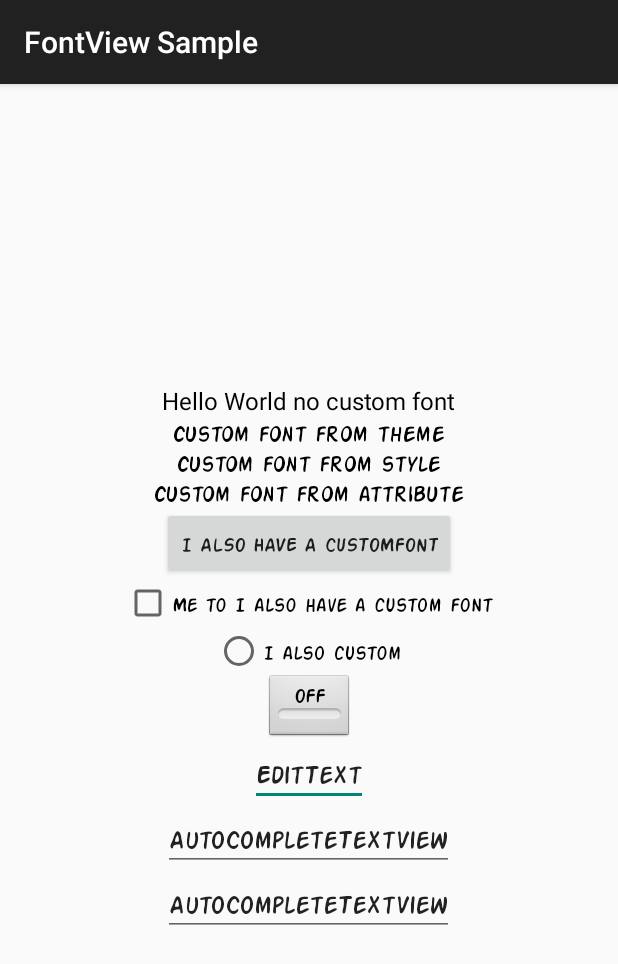
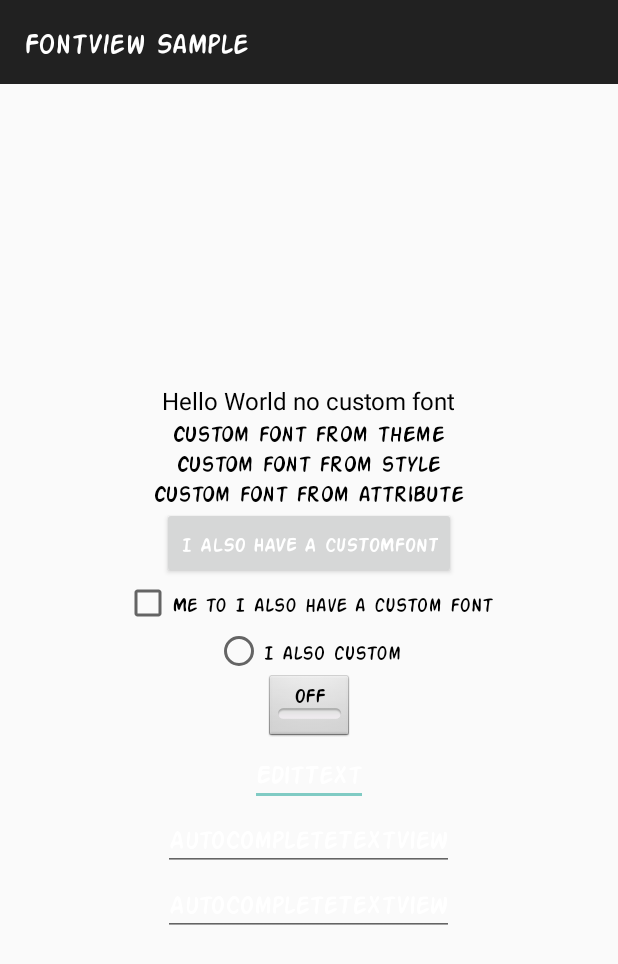
Before and after one commit to Pixplicity/letterpress, an Android app: the screen it shows after launch (MainActivity), on a phone screen of 412 x 824 dp. Shown: the top 964 px of the screen. Run offline under Robolectric (Android 15) with nearby library versions, the phone set to English and light mode, and no system bars.

Commit message:
added Toolbar sample to the sample app

```diff
--- /dev/null
+++ b/app/src/debug/AndroidManifest.xml
@@ -0,0 +1,6 @@
+<manifest package="com.pixplicity.fontview.sample"
+          xmlns:android="http://schemas.android.com/apk/res/android">
+
+    <application android:vmSafeMode="true"/>
+
+</manifest>
--- a/app/src/main/java/com/pixplicity/fontview/sample/MainActivity.java
+++ b/app/src/main/java/com/pixplicity/fontview/sample/MainActivity.java
@@ -1,7 +1,9 @@
 package com.pixplicity.fontview.sample;
 
 import android.os.Bundle;
+import android.support.v7.app.ActionBar;
 import android.support.v7.app.AppCompatActivity;
+import android.support.v7.widget.Toolbar;
 
 public class MainActivity extends AppCompatActivity {
 
@@ -9,5 +11,11 @@ public class MainActivity extends AppCompatActivity {
     public void onCreate(Bundle savedInstanceState) {
         super.onCreate(savedInstanceState);
         setContentView(R.layout.main_activity);
+        final Toolbar toolbar = (Toolbar) findViewById(R.id.toolbar);
+        setSupportActionBar(toolbar);
+        final ActionBar supportActionBar = getSupportActionBar();
+        if (supportActionBar != null) {
+            supportActionBar.setDisplayShowTitleEnabled(false);
+        }
     }
 }
--- a/app/src/main/res/layout/main_activity.xml
+++ b/app/src/main/res/layout/main_activity.xml
@@ -1,65 +1,88 @@
 <?xml version="1.0" encoding="utf-8"?>
 <LinearLayout xmlns:android="http://schemas.android.com/apk/res/android"
     xmlns:app="http://schemas.android.com/apk/res-auto"
+    xmlns:tools="http://schemas.android.com/tools"
     android:layout_width="match_parent"
     android:layout_height="match_parent"
+    android:orientation="vertical"
+    tools:context=".MainActivity">
+
+    <android.support.v7.widget.Toolbar
+        android:id="@+id/toolbar"
+        android:layout_width="match_parent"
+        android:layout_height="wrap_content"
+        app:elevation="4dp">
+
+        <com.pixplicity.fontview.FontTextView
+            android:id="@+id/toolbar_title"
+            android:layout_width="wrap_content"
+            android:layout_height="wrap_content"
+            style="@style/FontToolbarTitleStyle"
+            android:text="@string/app_name" />
+    </android.support.v7.widget.Toolbar>
+
+    <LinearLayout
+        android:layout_width="match_parent"
+        android:layout_height="match_parent"
+        android:orientation="vertical"
         android:gravity="center"
-              android:orientation="vertical">
+        android:layout_margin="16dp">
 
         <TextView
             android:layout_width="wrap_content"
             android:layout_height="wrap_content"
-        android:text="Hello World no custom font"/>
+            android:text="Hello World no custom font" />
 
         <com.pixplicity.fontview.FontTextView
             android:layout_width="wrap_content"
             android:layout_height="wrap_content"
-        android:text="custom font from theme"/>
+            android:text="custom font from theme" />
 
         <com.pixplicity.fontview.FontTextView
             style="@style/FontTextViewStyle"
             android:layout_width="wrap_content"
             android:layout_height="wrap_content"
-        android:text="custom font from style"/>
+            android:text="custom font from style" />
 
         <com.pixplicity.fontview.FontTextView
             android:layout_width="wrap_content"
             android:layout_height="wrap_content"
             android:text="custom font from attribute"
-        app:pix_font="fonts/Action_Man.ttf"/>
+            app:pix_font="fonts/Action_Man.ttf" />
 
         <com.pixplicity.fontview.FontButton
             android:layout_width="wrap_content"
             android:layout_height="wrap_content"
-        android:text="I also have a customfont"/>
+            android:text="I also have a customfont" />
 
         <com.pixplicity.fontview.FontCheckBox
             android:layout_width="wrap_content"
             android:layout_height="wrap_content"
-        android:text="Me to I also have a custom font"/>
+            android:text="Me to I also have a custom font" />
 
         <com.pixplicity.fontview.FontRadioButton
             android:layout_width="wrap_content"
             android:layout_height="wrap_content"
-        android:text="I also custom"/>
+            android:text="I also custom" />
 
         <com.pixplicity.fontview.FontToggleButton
             android:layout_width="wrap_content"
             android:layout_height="wrap_content"
-        android:text="ToggleButton"/>
+            android:text="ToggleButton" />
 
         <com.pixplicity.fontview.FontEditText
             android:layout_width="wrap_content"
             android:layout_height="wrap_content"
-        android:text="EditText"/>
+            android:text="EditText" />
 
         <com.pixplicity.fontview.FontAutoCompleteTextView
             android:layout_width="wrap_content"
             android:layout_height="wrap_content"
-        android:text="AutoCompleteTextView"/>
+            android:text="AutoCompleteTextView" />
 
         <com.pixplicity.fontview.FontMultiAutoCompleteTextView
             android:layout_width="wrap_content"
             android:layout_height="wrap_content"
-        android:text="AutoCompleteTextView"/>
+            android:text="AutoCompleteTextView" />
     </LinearLayout>
+</LinearLayout>
--- a/app/src/main/res/values-v21/theme.xml
+++ b/app/src/main/res/values-v21/theme.xml
@@ -1,6 +1,10 @@
 <?xml version="1.0" encoding="utf-8"?>
 <resources>
+
     <style name="AppTheme" parent="BaseTheme">
-
+        <item name="android:toolbarStyle">@style/FontToolbarStyle</item>
+        <item name="android:colorPrimary">@color/primary_material_dark</item>
+        <item name="android:colorPrimaryDark">@color/primary_dark_material_dark</item>
+        <item name="android:colorAccent">@color/accent_material_dark</item>
     </style>
 </resources>
--- a/app/src/main/res/values/styles.xml
+++ b/app/src/main/res/values/styles.xml
@@ -1,4 +1,32 @@
 <resources>
+
+    <style name="FontToolbarStyle" parent="Widget.AppCompat.Toolbar">
+        <item name="android:background">?attr/colorPrimary</item>
+        <item name="android:minHeight">?attr/actionBarSize</item>
+        <item name="popupTheme">@style/AppTheme.ActionBar.Popup</item>
+        <item name="titleTextAppearance">@style/FontToolbarTitleStyle</item>
+        <item name="subtitleTextAppearance">@style/FontToolbarSubtitleStyle</item>
+    </style>
+
+    <!-- Overflow drop down style -->
+    <style name="AppTheme.ActionBar.Popup" parent="Widget.AppCompat.Light.PopupMenu.Overflow">
+        <item name="android:background">?attr/colorPrimary</item>
+    </style>
+
+    <style name="FontToolbarTitleStyle" parent="TextAppearance.Widget.AppCompat.Toolbar.Title">
+        <item name="android:textColor">@color/abc_primary_text_material_dark</item>
+        <item name="pix_font">fonts/Action_Man.ttf</item>
+        <item name="pix_fontBold">fonts/Action_Man_Bold.ttf</item>
+        <item name="pix_fontItalic">fonts/Action_Man_Italic.ttf</item>
+        <item name="pix_fontBoldItalic">fonts/Action_Man_Bold_Italic.ttf</item>
+    </style>
+
+    <style name="FontToolbarSubtitleStyle" parent="TextAppearance.Widget.AppCompat.Toolbar.Subtitle">
+        <item name="pix_font">fonts/Action_Man.ttf</item>
+        <item name="pix_fontBold">fonts/Action_Man_Bold.ttf</item>
+        <item name="pix_fontItalic">fonts/Action_Man_Italic.ttf</item>
+        <item name="pix_fontBoldItalic">fonts/Action_Man_Bold_Italic.ttf</item>
+    </style>
 
     <style name="FontAutoCompleteTextViewStyle" parent="Widget.AppCompat.AutoCompleteTextView">
         <item name="pix_font">fonts/Action_Man.ttf</item>
--- a/app/src/main/res/values/theme.xml
+++ b/app/src/main/res/values/theme.xml
@@ -1,7 +1,7 @@
 <?xml version="1.0" encoding="utf-8"?>
 <resources>
     <!-- Base application theme. -->
-    <style name="BaseTheme" parent="Theme.AppCompat.Light.DarkActionBar">
+    <style name="BaseTheme" parent="Theme.AppCompat.Light.NoActionBar">
         <!-- Customize your theme here. -->
         <item name="android:autoCompleteTextViewStyle">@style/FontAutoCompleteTextViewStyle</item>
         <item name="android:buttonStyle">@style/FontButtonStyle</item>
@@ -16,6 +16,12 @@
         <item name="checkboxStyle">@style/FontCheckBoxStyle</item>
         <item name="editTextStyle">@style/FontEditTextStyle</item>
         <item name="radioButtonStyle">@style/FontRadioButtonStyle</item>
+        <item name="toolbarStyle">@style/FontToolbarStyle</item>
+
+        <item name="colorPrimary">@color/primary_material_dark</item>
+        <item name="colorPrimaryDark">@color/primary_dark_material_dark</item>
+        <item name="colorAccent">@color/accent_material_dark</item>
+        <item name="android:textColorPrimary">@color/primary_text_default_material_dark</item>
     </style>
 
     <style name="AppTheme" parent="BaseTheme">
```
Lines whose indentation alone changed are shown as unchanged.
